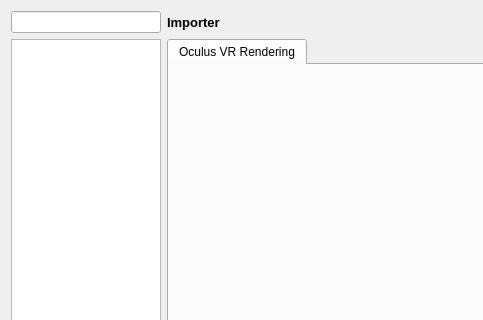
Old version of the form forms/repodialogsettings.ui in the repository 3drepo/3drepogui; both pictures show x 0 to 483 and y 0 to 320 of the 628 by 483 pixel window.
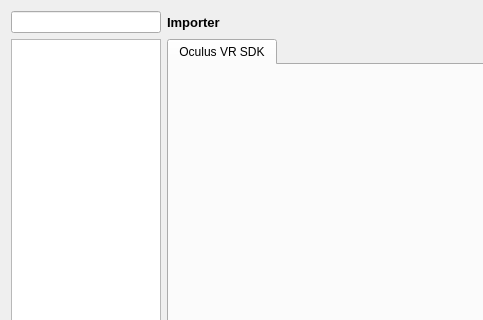
New version of the form. The open tabs and pages were chosen to show the change. Custom widgets are drawn as their Qt base class.

Commit message: Added ability to change between options panes in settings dialog.

The edit to the form file:
```diff
--- a/forms/repodialogsettings.ui
+++ b/forms/repodialogsettings.ui
@@ -200,7 +200,7 @@
             </property>
             <widget class="QWidget" name="tab_2">
              <attribute name="title">
-              <string>Oculus VR Rendering</string>
+              <string>Oculus VR SDK</string>
              </attribute>
             </widget>
            </widget>
```
Left out of the diff: 8 changed lines with no effect on the pictures. The commit also changes 2 other files.
